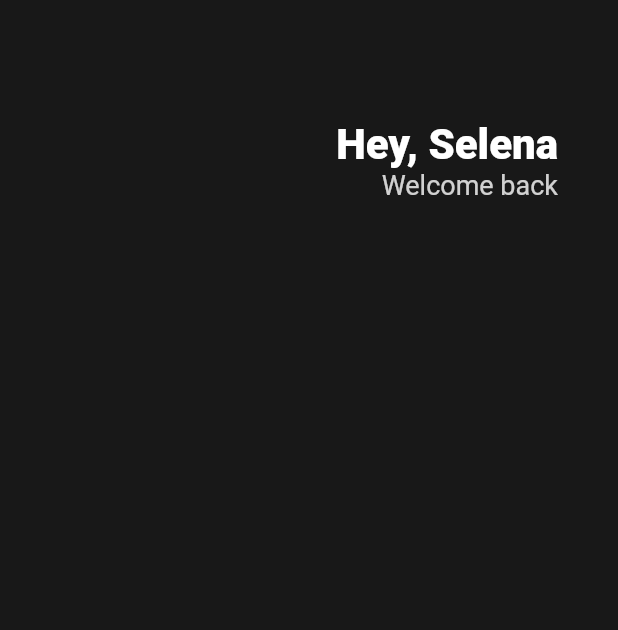
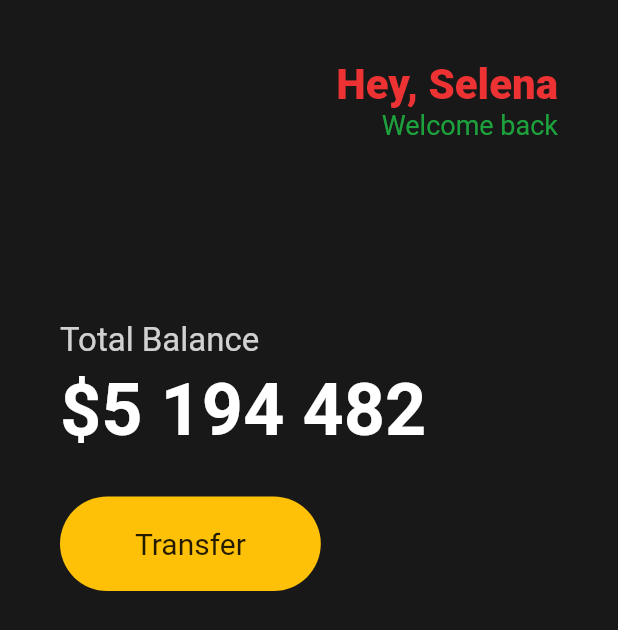
Before and after one commit to IOTspecailist/toonflix7, a Flutter app: the screen it shows after launch, on a phone screen of 412 x 824 dp. Shown: the top 630 px of the screen. Run offline on Flutter 3.47's test engine with Material 2 defaults, Android fonts, the phone set to English and light mode, and no system bars.

Commit message:
nomad소스읽기

```diff
--- a/lib/main.dart
+++ b/lib/main.dart
@@ -15,9 +15,13 @@ class App extends StatelessWidget {
             horizontal: 40,
           ),
           child: Column(
+            // column 위젯 팝업?툴박스 보면 변수명 옆에 = 있는건 설정안할시 자동 설정되는 초기값임
+            // 그래서아래서 verticalDirection이 없어도 에러안남
+            crossAxisAlignment: CrossAxisAlignment.start,
             children: [
+              //children은 위젯list로 선언되어있음 그래서 대괄호로 묶음
               SizedBox(
-                height: 80,
+                height: 40,
               ),
               Row(
                 mainAxisAlignment: MainAxisAlignment.end,
@@ -28,7 +32,7 @@ class App extends StatelessWidget {
                       Text(
                         'Hey, Selena',
                         style: TextStyle(
-                          color: Colors.white,
+                          color: Color.fromARGB(255, 236, 50, 50),
                           fontSize: 28,
                           fontWeight: FontWeight.w800,
                         ),
@@ -36,11 +40,57 @@ class App extends StatelessWidget {
                       Text(
                         'Welcome back',
                         style: TextStyle(
-                          color: Color.fromRGBO(255, 255, 255, 0.8),
+                          color: Color.fromRGBO(30, 195, 69, 0.8),
                           fontSize: 18,
                         ),
                       ),
                     ],
+                  )
+                ],
+              ),
+              SizedBox(
+                height: 120,
+              ),
+              Text(
+                'Total Balance',
+                style: TextStyle(
+                  fontSize: 22,
+                  color: Colors.white.withOpacity(0.8),
+                ),
+              ),
+              SizedBox(
+                height: 5,
+              ),
+              Text(
+                '\$5 194 482',
+                style: TextStyle(
+                  fontSize: 48,
+                  fontWeight: FontWeight.w600,
+                  color: Colors.white,
+                ),
+              ),
+              SizedBox(
+                height: 30,
+              ),
+              Row(
+                children: [
+                  Container(
+                    decoration: BoxDecoration(
+                      color: Colors.amber,
+                      borderRadius: BorderRadius.circular(45),
+                    ),
+                    child: Padding(
+                      padding: EdgeInsets.symmetric(
+                        vertical: 20,
+                        horizontal: 50,
+                      ),
+                      child: Text(
+                        'Transfer',
+                        style: TextStyle(
+                          fontSize: 20,
+                        ),
+                      ),
+                    ),
                   )
                 ],
               )
```
